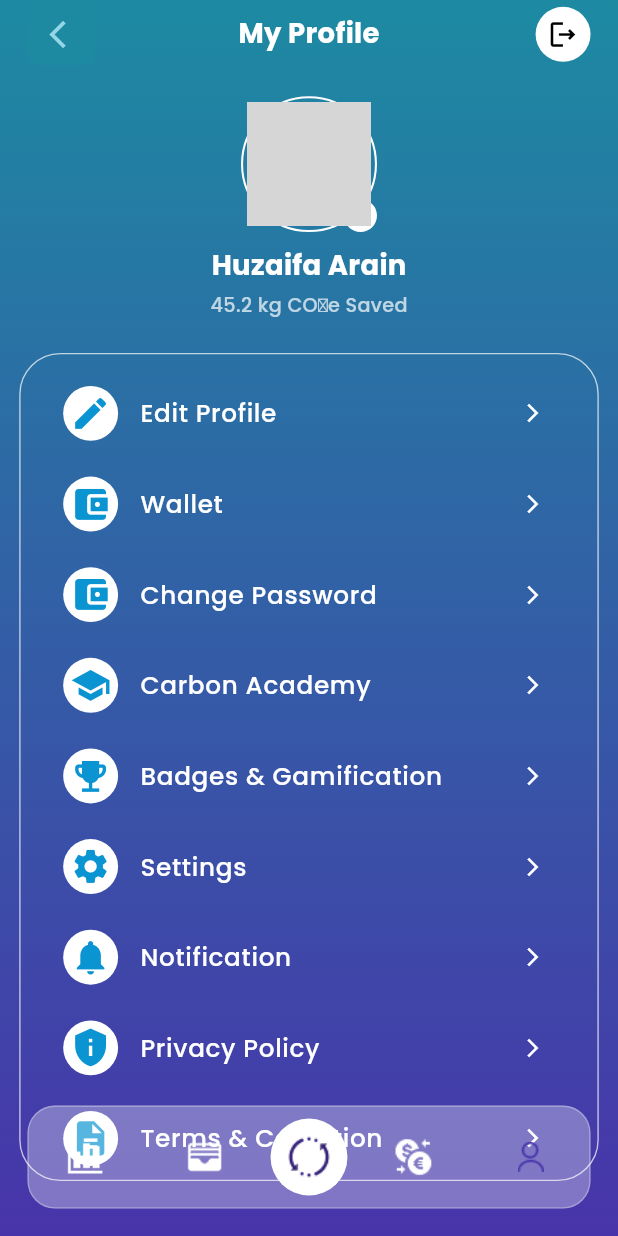
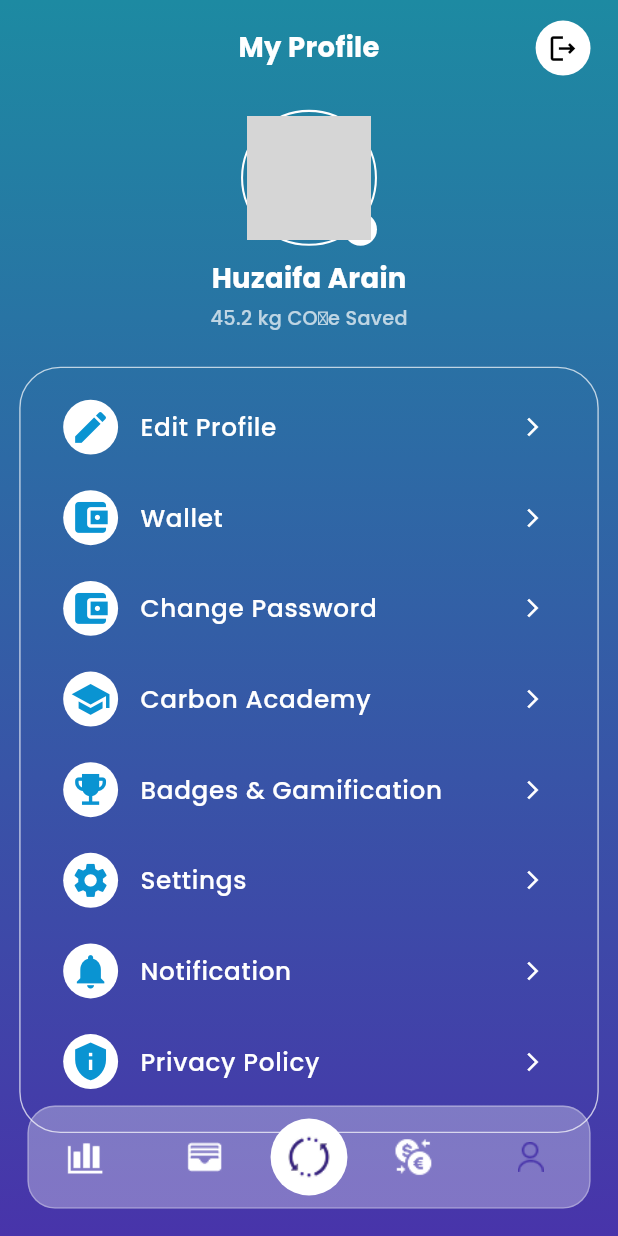
Before and after one commit to ahsaanshaikh1/carbon-fora, a Flutter app: the BottomNavBar screen opened directly with empty values, swiped to page 5, on a phone screen of 412 x 824 dp. Run offline on Flutter 3.47's test engine with Material 3 defaults, Android fonts, the phone set to English and light mode, and no system bars; our stand-ins replace animate_do, cached_network_image, carousel_slider, file_picker, firebase_auth, firebase_core and 14 more; missing offline and left inert: super_tooltip; accounts and stored records are empty; network calls fail; statements that could not run were skipped; grey boxes are pictures that could not be loaded.

Commit message:
new-commit

```diff
--- a/lib/views/nav_bar/bottom_nav_bar.dart
+++ b/lib/views/nav_bar/bottom_nav_bar.dart
@@ -73,14 +73,17 @@ class _BottomNavBarState extends State<BottomNavBar> {
               onPageChanged: onPageChanged,
               children: [
                 HomeScreen(),
-                MyWalletScreen(),
-                ImpactExchange(),
-                LeaderboardScreen(),
+                MyWalletScreen(isBackButtonVisible: false),
+                ImpactExchange(isBackButtonVisible: false),
+                LeaderboardScreen(isBackButtonVisible: false),
                 ProfileScreen(),
               ],
             ),
-            Padding(
-              padding: const EdgeInsets.only(bottom: 20, left: 20, right: 20),
+            Positioned(
+              bottom: 20, // bottom se upar shift
+              left: 20,
+              right: 20,
+              // padding: const EdgeInsets.only(bottom: 20, left: 20, right: 20),
               child: Container(
                 height: 75,
                 padding: EdgeInsets.zero,
--- a/lib/views/profile/profile.dart
+++ b/lib/views/profile/profile.dart
@@ -24,7 +24,11 @@ class ProfileScreen extends StatefulWidget {
 class _ProfileScreenState extends State<ProfileScreen> {
   final List<MenuItem> menuItems = [
     MenuItem('Edit Profile', Icons.edit, EditProfile()),
-    MenuItem('Wallet', Icons.account_balance_wallet, MyWalletScreen()),
+    MenuItem(
+      'Wallet',
+      Icons.account_balance_wallet,
+      MyWalletScreen(isBackButtonVisible: true),
+    ),
     MenuItem(
       'Change Password',
       Icons.account_balance_wallet,
@@ -58,7 +62,7 @@ class _ProfileScreenState extends State<ProfileScreen> {
         child: SafeArea(
           child: Column(
             children: [
-              const SizedBox(height: 0),
+              const SizedBox(height: 10),
               _buildBackAndProfileSection(context),
               20.kH,
               Consumer<AuthPro>(
@@ -147,7 +151,7 @@ class _ProfileScreenState extends State<ProfileScreen> {
                   ),
                 ),
               ),
-              SizedBox(height: 25),
+              60.kH,
             ],
           ),
         ),
@@ -165,31 +169,31 @@ class _ProfileScreenState extends State<ProfileScreen> {
             child: Stack(
               alignment: Alignment.center,
               children: [
-                Align(
-                  alignment: Alignment.centerLeft,
-                  child: InkWell(
-                    onTap: () {
-                      Navigator.pop(context);
-                    },
-                    child: Container(
-                      padding: const EdgeInsets.only(
-                        left: 14,
-                        top: 8,
-                        bottom: 8,
-                        right: 7,
-                      ),
-                      decoration: BoxDecoration(
-                        border: Border.all(width: 2, color: Color(0xfe1D8AA2)),
-                        color: Color(0xfe1D8AA2),
-                        borderRadius: BorderRadius.circular(6),
-                      ),
-                      child: const Icon(
-                        Icons.arrow_back_ios,
-                        color: Color.fromARGB(252, 149, 215, 231),
-                      ),
-                    ),
-                  ),
-                ),
+                // Align(
+                //   alignment: Alignment.centerLeft,
+                //   child: InkWell(
+                //     onTap: () {
+                //       Navigator.pop(context);
+                //     },
+                //     child: Container(
+                //       padding: const EdgeInsets.only(
+                //         left: 14,
+                //         top: 8,
+                //         bottom: 8,
+                //         right: 7,
+                //       ),
+                //       decoration: BoxDecoration(
+                //         border: Border.all(width: 2, color: Color(0xfe1D8AA2)),
+                //         color: Color(0xfe1D8AA2),
+                //         borderRadius: BorderRadius.circular(6),
+                //       ),
+                //       child: const Icon(
+                //         Icons.arrow_back_ios,
+                //         color: Color.fromARGB(252, 149, 215, 231),
+                //       ),
+                //     ),
+                //   ),
+                // ),
                 const Center(
                   child: Text(
                     "My Profile",
--- a/lib/views/profile/profile_tab/notification.dart
+++ b/lib/views/profile/profile_tab/notification.dart
@@ -8,9 +8,7 @@ class NotificationScreen extends StatelessWidget {
     return Scaffold(
       backgroundColor: Colors.transparent,
       body: Container(
-        constraints: BoxConstraints(
-          minHeight: MediaQuery.of(context).size.height,
-        ),
+        height: double.infinity,
         width: double.infinity,
         decoration: const BoxDecoration(
           gradient: LinearGradient(
```
Also changed, not shown: lib/views/home/home_screen.dart (+6 -4 lines), lib/views/profile/profile_tab/badges_gamification.dart (+12 -8 lines), lib/views/profile/profile_tab/leaderboard_screen.dart (+15 -4 lines), lib/views/profile/profile_tab/wallet/wallet.dart (+6 -3 lines), lib/views/redeem/impact_exchange.dart (+11 -4 lines), lib/views/redeem/redemption_history.dart (+67 -48 lines).
